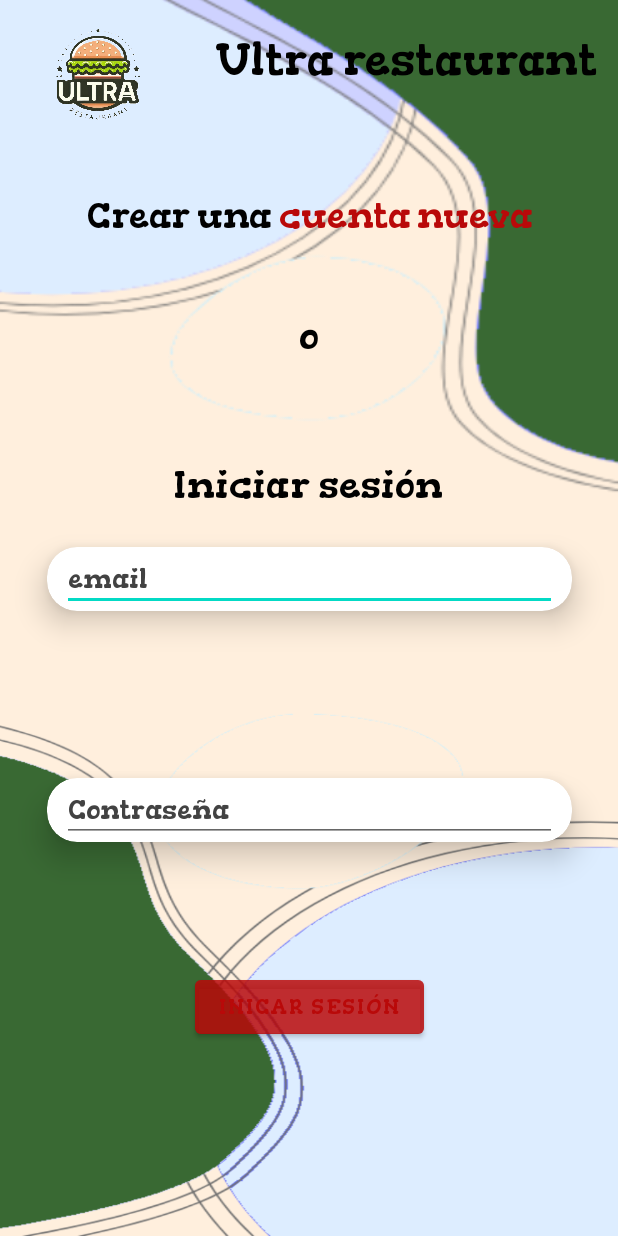
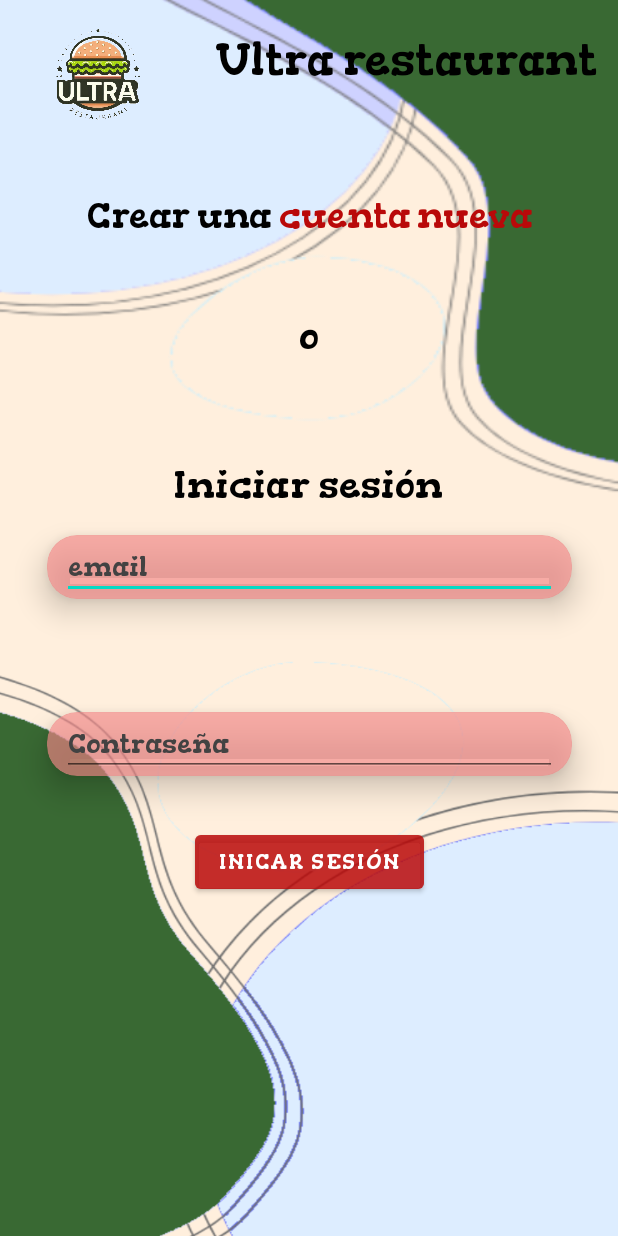
Before and after one commit to alexito8473/TrabajoAndroid, an Android app: the screen it shows after launch (InicioSesionActivity), after a tap on "INICAR SESIÓN", on a phone screen of 412 x 824 dp. Run offline under Robolectric (Android 15) with nearby library versions, the phone set to English and light mode, and no system bars.

Commit message:
Ultima mejora(porfavor)

```diff
--- a/app/src/main/java/com/example/trabajoandroid/View/InicioSesionActivity.kt
+++ b/app/src/main/java/com/example/trabajoandroid/View/InicioSesionActivity.kt
@@ -1,13 +1,17 @@
 package com.example.trabajoandroid.View
 
+import android.animation.ArgbEvaluator
 import android.animation.ObjectAnimator
+import android.annotation.SuppressLint
 import android.content.Intent
 import android.os.Bundle
+import android.view.View
 import android.widget.Button
 import android.widget.EditText
 import android.widget.TextView
 import android.widget.Toast
 import androidx.appcompat.app.AppCompatActivity
+import androidx.cardview.widget.CardView
 import androidx.core.content.ContextCompat
 import com.example.trabajoandroid.Model.Usuario
 import com.example.trabajoandroid.R
@@ -23,6 +27,8 @@ class InicioSesionActivity : AppCompatActivity() {
     private lateinit var botonGoRegistro: TextView
     private lateinit var editEmail: EditText
     private lateinit var editPassword: EditText
+    private lateinit var cardEmail: CardView
+    private lateinit var cardPasword: CardView
     private lateinit var listaUsuarios: MutableList<Usuario>
     private lateinit var botonInicio: Button
     private var ubicacionSesion: String = ""
@@ -46,6 +52,8 @@ class InicioSesionActivity : AppCompatActivity() {
         botonGoRegistro = findViewById(R.id.textInicioRegistrarse)
         botonInicio = findViewById(R.id.butInicioIniciarSesion)
         editEmail = findViewById(R.id.editTextInicioSesionemail)
+        cardEmail = findViewById(R.id.cardInicioSesion1)
+        cardPasword= findViewById(R.id.cardInicioSesion2)
         editPassword = findViewById(R.id.editTextInicioSesionContraseña)
     }
 
@@ -87,22 +95,16 @@ class InicioSesionActivity : AppCompatActivity() {
         botonInicio.setOnClickListener {
             var error = false
             var cadena = ""
-            if (editEmail.text.isBlank() && editPassword.text.isBlank()) {
-                ObjectAnimator.ofInt(
-                    botonInicio,
-                    "textColor",
-                    ContextCompat.getColor(this, R.color.pulsado)
-                ).apply {
-                    duration = 300
-                    start()
-                }
+            if (editEmail.text.isBlank() || editPassword.text.isBlank()) {
                 if (editEmail.text.toString().isBlank()) {
                     error = true
-                    cadena += " Nombre invalido"
+                    cadena += " Campo nombre vacio"
+                    animarBackground(cardEmail)
                 }
                 if (editPassword.text.toString().isBlank()) {
                     error = true
-                    cadena += " Email invalido"
+                    cadena += " Campo email vacio"
+                    animarBackground(cardPasword)
                 }
                 if (error) {
                     Toast.makeText(this, cadena, Toast.LENGTH_LONG).show()
@@ -117,5 +119,18 @@ class InicioSesionActivity : AppCompatActivity() {
             }
         }
     }
+    @SuppressLint("ObjectAnimatorBinding")
+    private fun animarBackground(view: View){
+        ObjectAnimator.ofObject(
+            view, "cardBackgroundColor",
+            ArgbEvaluator(), ContextCompat.getColor(this,R.color.white),
+            ContextCompat.getColor(this,R.color.pulsado_claro)
+        ).apply {
+            duration=3000
+            repeatCount=3
+            repeatMode=ObjectAnimator.REVERSE
+            start()
+        }
+    }
 
 }
--- a/app/src/main/java/com/example/trabajoandroid/ViewModel/ComidaAdapterV5.kt
+++ b/app/src/main/java/com/example/trabajoandroid/ViewModel/ComidaAdapterV5.kt
@@ -4,6 +4,7 @@ import android.content.Context
 import android.view.LayoutInflater
 import android.view.View
 import android.view.ViewGroup
+import android.view.animation.AnimationUtils
 import android.widget.ImageView
 import android.widget.TextView
 import androidx.recyclerview.widget.RecyclerView
@@ -20,6 +21,7 @@ class ComidaAdapterV5(private val context: Context, private val datos: MutableLi
 
     override fun onBindViewHolder(holder: ViewHolder, position: Int) {
         val dato = datos[position]
+        holder.itemView.startAnimation( AnimationUtils.loadAnimation(context, com.android.car.ui.R.anim.abc_slide_in_bottom))
         holder.bind(dato)
     }
 
@@ -28,8 +30,10 @@ class ComidaAdapterV5(private val context: Context, private val datos: MutableLi
     }
 
     inner class ViewHolder(itemView: View) : RecyclerView.ViewHolder(itemView) {
-        private val textView: TextView = itemView.findViewById(R.id.textView6)
+
+        val textView: TextView = itemView.findViewById(R.id.textView6)
         val imageComida = itemView.findViewById<ImageView>(R.id.imageView)
+
         fun bind(dato: Comida) {
             textView.text = dato.getNombre()
             textView.textSize= 25F
--- a/app/src/main/res/layout/activity_inicio_sesion.xml
+++ b/app/src/main/res/layout/activity_inicio_sesion.xml
@@ -89,11 +89,12 @@
         app:layout_constraintTop_toBottomOf="@+id/textInicioO" />
 
     <androidx.cardview.widget.CardView
+        android:id="@+id/cardInicioSesion1"
         style="@style/stCardView"
         android:layout_width="350dp"
         android:layout_height="wrap_content"
         app:cardCornerRadius="20dp"
-        app:layout_constraintBottom_toTopOf="@+id/cardView"
+        app:layout_constraintBottom_toTopOf="@+id/cardInicioSesion2"
         app:layout_constraintEnd_toEndOf="parent"
         app:layout_constraintStart_toStartOf="parent"
         app:layout_constraintTop_toBottomOf="@+id/textIniciomMostraInicio"
@@ -111,16 +112,16 @@
     </androidx.cardview.widget.CardView>
 
     <androidx.cardview.widget.CardView
-        android:id="@+id/cardView"
+        android:id="@+id/cardInicioSesion2"
         style="@style/stCardView"
         android:layout_width="350dp"
         android:layout_height="wrap_content"
-        android:layout_marginTop="180dp"
+        android:layout_marginTop="136dp"
         app:cardCornerRadius="20dp"
         app:layout_constraintEnd_toEndOf="parent"
+        app:layout_constraintHorizontal_bias="0.508"
         app:layout_constraintStart_toStartOf="parent"
         app:layout_constraintTop_toBottomOf="@+id/textIniciomMostraInicio">
-
         <EditText
             android:id="@+id/editTextInicioSesionContraseña"
             style="@style/stText"
@@ -130,6 +131,7 @@
             android:ems="10"
             android:hint="Contraseña"
             android:inputType="textPassword" />
+
     </androidx.cardview.widget.CardView>
 
     <Button
@@ -141,7 +143,7 @@
         app:layout_constraintBottom_toBottomOf="parent"
         app:layout_constraintEnd_toEndOf="parent"
         app:layout_constraintStart_toStartOf="parent"
-        app:layout_constraintTop_toBottomOf="@+id/cardView"
+        app:layout_constraintTop_toBottomOf="@+id/cardInicioSesion1"
         app:layout_constraintVertical_bias="0.401" />
 
     <ImageView
@@ -150,6 +152,7 @@
         android:layout_height="350dp"
         android:rotationX="180"
         android:scaleX="1.3"
+        android:scaleY="1.2"
         app:layout_constraintBottom_toBottomOf="parent"
         app:layout_constraintEnd_toEndOf="parent"
         app:layout_constraintHorizontal_bias="0.0"
--- a/app/src/main/res/values/colors.xml
+++ b/app/src/main/res/values/colors.xml
@@ -16,10 +16,10 @@
     <color name="fondo_oscuro_menosVisibilidad_menos">#31396933</color>
     <color name="transparente">#00FFFFFF</color>
     <color name="pulsado">#B90909</color>
+    <color name="pulsado_claro">#95F05A5A</color>
     <color name="carne">#9AB90909</color>
     <color name="verdura">#9A5FC543</color>
     <color name="naranjaAmarillo">#FFA200</color>
     <color name="complementario">#99DDEDFF</color>
     <color name="estrella">#d7caba</color>
-
 </resources>
--- a/app/src/main/res/values/themes.xml
+++ b/app/src/main/res/values/themes.xml
@@ -1,17 +1,12 @@
 <resources xmlns:tools="http://schemas.android.com/tools">
-    <!-- Base application theme. -->
     <style name="Theme.TrabajoAndroid" parent="Theme.MaterialComponents.DayNight.NoActionBar">
-        <!-- Primary brand color. -->
         <item name="colorPrimary">@color/fondo_oscuro</item>
         <item name="colorPrimaryVariant">@color/purple_700</item>
         <item name="colorOnPrimary">@color/white</item>
-        <!-- Secondary brand color. -->
         <item name="colorSecondary">@color/teal_200</item>
         <item name="colorSecondaryVariant">@color/teal_700</item>
         <item name="colorOnSecondary">@color/black</item>
-        <!-- Status bar color. -->
         <item name="android:statusBarColor">@color/fondo_oscuro</item>
-        <!-- Customize your theme here. -->
         <item name="fontFamily">@font/gordita</item>
         <item name="android:windowBackground">@color/fondo_claro</item>
     </style>
```
Also changed, not shown: app/src/main/java/com/example/trabajoandroid/View/CartaActivity.kt (+26 -18 lines), app/src/main/java/com/example/trabajoandroid/View/MenuActivity.kt (+31 -5 lines), app/src/main/java/com/example/trabajoandroid/ViewModel/ComidaAdapterV4.kt (+3 -9 lines), app/src/main/res/layout/activity_carta.xml (+4 -4 lines), app/src/main/res/layout/activity_menu.xml (+5 -6 lines).
